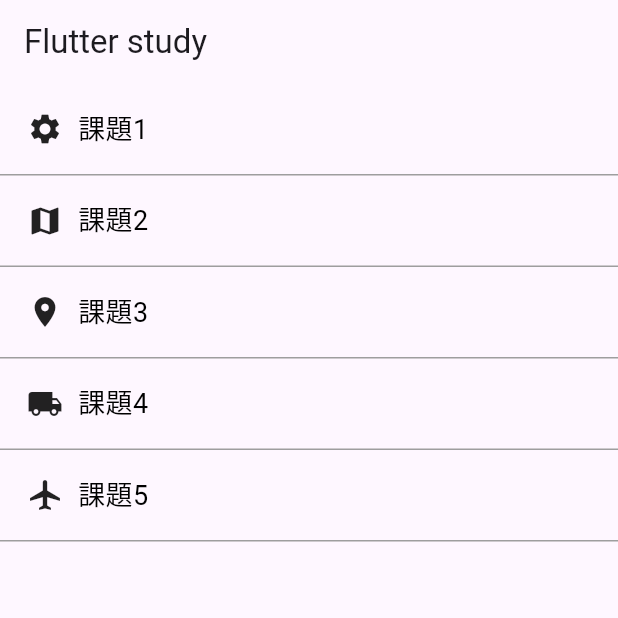
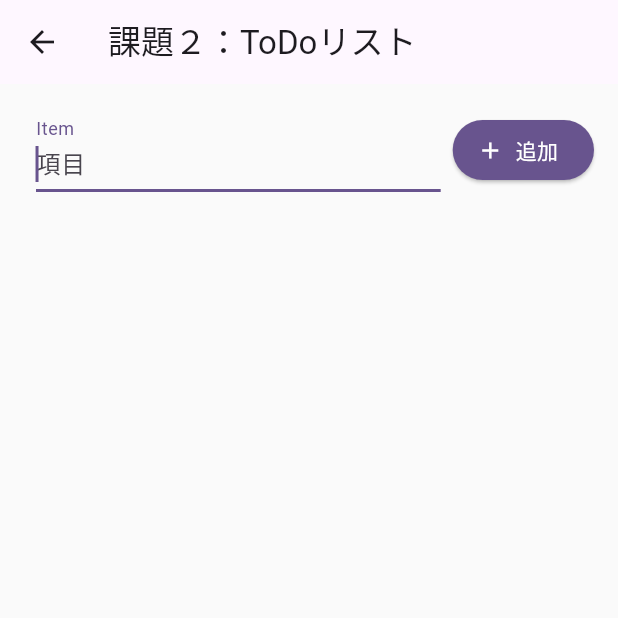
Before and after one commit to retail-oukaku/flutter_study, a Flutter app: the screen it shows after launch, after a tap on "課題2", on a phone screen of 412 x 824 dp, the top half of it. Run offline on Flutter 3.47's test engine with Material 2 defaults, Android fonts, the phone set to English and light mode, and no system bars.

Commit message:
課題2. テキストフィールドに入力された文字列を表示するシンプルなToDoリストアプリを作成する (#15)
* update

* change test code

* check text

* todolistpageに静的解析エラー、Warningなどの対応

* add listview

* add edit

* change height

* delete unused code

* 8pxの倍数に修正

* SafeAreaを追加

* add dispose

* テキストフォーム以外の場所をタップすると、キーボードを非表示にする。

* 指摘の対応：フォーマットを修正

```diff
--- /dev/null
+++ b/lib/kadai2/todo_list_page.dart
@@ -0,0 +1,240 @@
+
+import 'package:flutter/material.dart';
+
+class TodoListPage extends StatefulWidget {
+  const TodoListPage({super.key});
+
+  @override
+  State<TodoListPage> createState() => _TodoListPageState();
+}
+
+class _TodoListPageState extends State<TodoListPage> {
+  final _items = <String>[];
+  final _itemController = TextEditingController();
+  final _itemFocusNode = FocusNode();
+  final _formKey = GlobalKey<FormState>();
+  final _forDialogKey = GlobalKey<FormState>();
+  final _dialogController = TextEditingController();
+  final _dialogFocusNode = FocusNode();
+  @override
+  void initState() {
+    super.initState();
+  }
+
+  @override
+  void dispose() {
+    _itemFocusNode.dispose();
+    _itemController.dispose();
+    _dialogController.dispose();
+    _dialogFocusNode.dispose();
+    super.dispose();
+  }
+
+  @override
+  Widget build(BuildContext context) {
+    return MaterialApp(
+      theme: ThemeData(
+        useMaterial3: true,
+        colorScheme: ColorScheme.fromSeed(seedColor: Colors.deepPurple),
+      ),
+      title: 'Flutter layout demo',
+      home: Scaffold(
+        appBar: AppBar(
+          leading: IconButton(
+            icon: const Icon(Icons.arrow_back),
+            onPressed: () => {
+              Navigator.of(context).pop('Back')
+            },
+          ),
+          title: const Text('課題２：ToDoリスト'),
+        ),
+        body:SafeArea(
+          child:GestureDetector(
+            onTap: () {
+              hideKeyboard(context);
+            },
+            child: Container(
+              color: Colors.grey[50],
+              padding: const EdgeInsets.all(16),
+              child: Column(
+                children: <Widget>[
+                  _buildTopWidget(),
+                  const SizedBox(
+                    height: 16,
+                  ),
+                  Expanded(
+                    child: _buildListWidget(),
+                  ),
+                ],
+              ),
+            ),
+          ),
+        )
+      ),
+    );
+  }
+
+  Widget _buildFormWidget(
+      GlobalKey formKey,
+      TextEditingController controller,
+      FocusNode focusNode,){
+    return Form(
+      key: formKey,
+      autovalidateMode: AutovalidateMode.onUserInteraction,
+      child: TextFormField(
+        controller: controller,
+        focusNode : focusNode,
+        autofocus: true,
+        decoration: const InputDecoration(
+          labelText:'Item',
+          hintText: '項目',
+        ),
+        validator: (v) {
+          if (v!.trim().isEmpty) {
+            return '入力してださい';
+          }
+          if (v.length >= 10) {
+            return '項目が長すぎます。';
+          }
+          if (_items.contains(v)) {
+            return '同じ項目が既に存在します';
+          }
+          return null;
+        },
+      ),
+    );
+  }
+
+  Widget _buildTopWidget(){
+    return Row(
+      children: [
+        const SizedBox(
+          width: 8,
+        ),
+        Expanded(
+          child:_buildFormWidget(_formKey,_itemController,_itemFocusNode),
+        ),
+        const SizedBox(
+          width: 8,
+        ),
+        ElevatedButton.icon(
+          style: ElevatedButton.styleFrom(
+            foregroundColor: Theme.of(context).colorScheme.onPrimary,
+            backgroundColor: Theme.of(context).colorScheme.primary,
+          ),
+          onPressed: () {
+            _itemFocusNode.unfocus();
+            if ((_formKey.currentState!).validate()) {
+              setState(() {
+                _items.add(_itemController.text);
+                _itemController.clear();
+              });
+            } else {
+              debugPrint('invalid');
+            }
+          },
+          icon: const Icon(Icons.add),
+          label: const Text('追加'),
+        )
+      ],
+    );
+  }
+
+  Widget _buildListWidget(){
+    return ListView.separated(
+      shrinkWrap: true,
+      itemCount: _items.length,
+      itemBuilder: (BuildContext context, int index) {
+        return _buildListCellWidget(index,_items[index]);
+        },
+      separatorBuilder: (BuildContext context, int index) {
+        return const Divider(height: 24,);
+        },
+    );
+  }
+
+  Widget _buildListCellWidget(int index,String itemText){
+    return Row(
+      children: [
+        const SizedBox(
+          width: 8,
+        ),
+        Text((index + 1).toString()),
+        const SizedBox(
+          width: 16,
+        ),
+        Expanded (
+          flex: 2,
+          child: Text(itemText),
+        ),
+        const SizedBox(
+          width: 8,
+        ),
+        IconButton(
+          onPressed:() {
+            _showAlertDialog(itemText,index);
+          },
+          icon:const Icon(Icons.edit),
+        ),
+        IconButton(
+            onPressed:() {
+              setState(() {
+                _items.removeAt(index);
+              });
+            },
+            icon:const Icon(Icons.delete),
+        ),
+      ],
+    );
+  }
+
+  void _showAlertDialog(String item,int index) {
+    _dialogController.text = item;
+    showDialog<void>(
+      context: context,
+      barrierDismissible: false,
+      builder: (BuildContext context) {
+        return AlertDialog(
+          title: const Text('Warning'),
+          content: SingleChildScrollView(
+            child: _buildFormWidget(
+                _forDialogKey,
+                _dialogController,
+                _dialogFocusNode,
+            ),
+          ),
+          actions: <Widget>[
+            TextButton(
+                onPressed:  () {
+                  _dialogFocusNode.unfocus();
+                  if ((_forDialogKey.currentState!).validate()) {
+                    setState(() {
+                      _items[index] = _dialogController.text;
+                      _dialogController.clear();
+                    });
+                  } else {
+                    debugPrint('invalid');
+                  }
+                  Navigator.of(context).pop();
+                },
+                child: const Text('OK'),
+            ),
+            TextButton(
+              onPressed:  () {
+                Navigator.of(context).pop();
+              },
+              child: const Text('cancel'),
+            ),
+          ],
+        );
+      },
+    );
+  }
+
+  void hideKeyboard(BuildContext context) {
+    final currentFocus = FocusScope.of(context);
+    if (!currentFocus.hasPrimaryFocus && currentFocus.focusedChild != null) {
+      FocusManager.instance.primaryFocus?.unfocus();
+    }
+  }
+}
--- a/lib/main.dart
+++ b/lib/main.dart
@@ -1,6 +1,8 @@
 
 import 'package:flutter/material.dart';
 import 'kadai1/count_up_page.dart';
+
+import 'kadai2/todo_list_page.dart';
 
 void main() => runApp(const MyApp());
 
@@ -18,7 +20,6 @@ class MyApp extends StatelessWidget {
       ),
     );
   }
-
 }
 
 // 画面遷移をする部分のコード
@@ -66,15 +67,20 @@ class Home extends StatelessWidget {
         ),
       ),
       onTap: () async {
-        if (title == '課題1') {
-          await Navigator
-              .of(context)
-              .push(MaterialPageRoute<dynamic>(builder: (BuildContext context) {
-                return const CountUpPage();
-                },
+        await Navigator.of(context).push(
+          MaterialPageRoute<dynamic>(
+            builder: (BuildContext context) {
+              switch(title) {
+                case '課題1':
+                  return const CountUpPage();
+                case '課題2':
+                  return const TodoListPage();
+                default:
+                  return const CountUpPage();
+              }
+            },
           ),
-          );
-        }
+        );
       },
     );
   }
```
